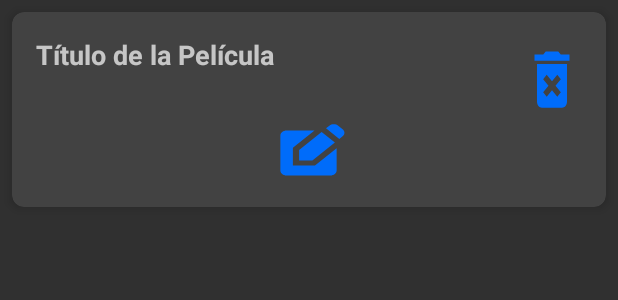
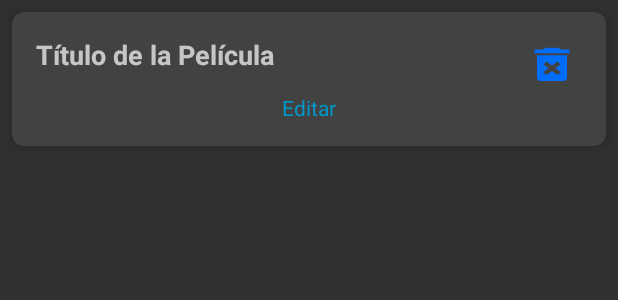
Before and after one commit to CreativeMB/CineFlexURL, an Android app: the layout itemmovies.xml on its own in the app's theme, with its tools: preview values and no code run, on a phone screen of 412 x 824 dp. Shown: the top 300 px of the screen. Run offline under Robolectric (Android 15) with nearby library versions, the phone set to English and light mode, and no system bars.

Commit message:
unicio 11

```diff
--- a/app/src/main/res/layout/itemmovies.xml
+++ b/app/src/main/res/layout/itemmovies.xml
@@ -34,7 +34,7 @@
             <TextView
                 android:id="@+id/deleteButton"
                 android:layout_width="40dp"
-                android:layout_height="50dp"
+                android:layout_height="30dp"
                 android:background="@drawable/delete"
                 android:textColor="@android:color/holo_red_dark"/>
         </LinearLayout>
@@ -42,12 +42,11 @@
         <!-- Mover el botón de editar a la parte inferior -->
         <TextView
             android:id="@+id/editButton"
-            android:layout_width="50dp"
-            android:layout_height="40dp"
+            android:layout_width="wrap_content"
+            android:layout_height="wrap_content"
             android:layout_gravity="center"
-            android:background="@drawable/baseline_edit_square_24"
-            android:textColor="@android:color/holo_blue_dark"
-            android:paddingTop="8dp"/>
+            android:text="Editar"
+            android:textColor="@android:color/holo_blue_dark"/>
 
     </LinearLayout>
 </androidx.cardview.widget.CardView>
```
